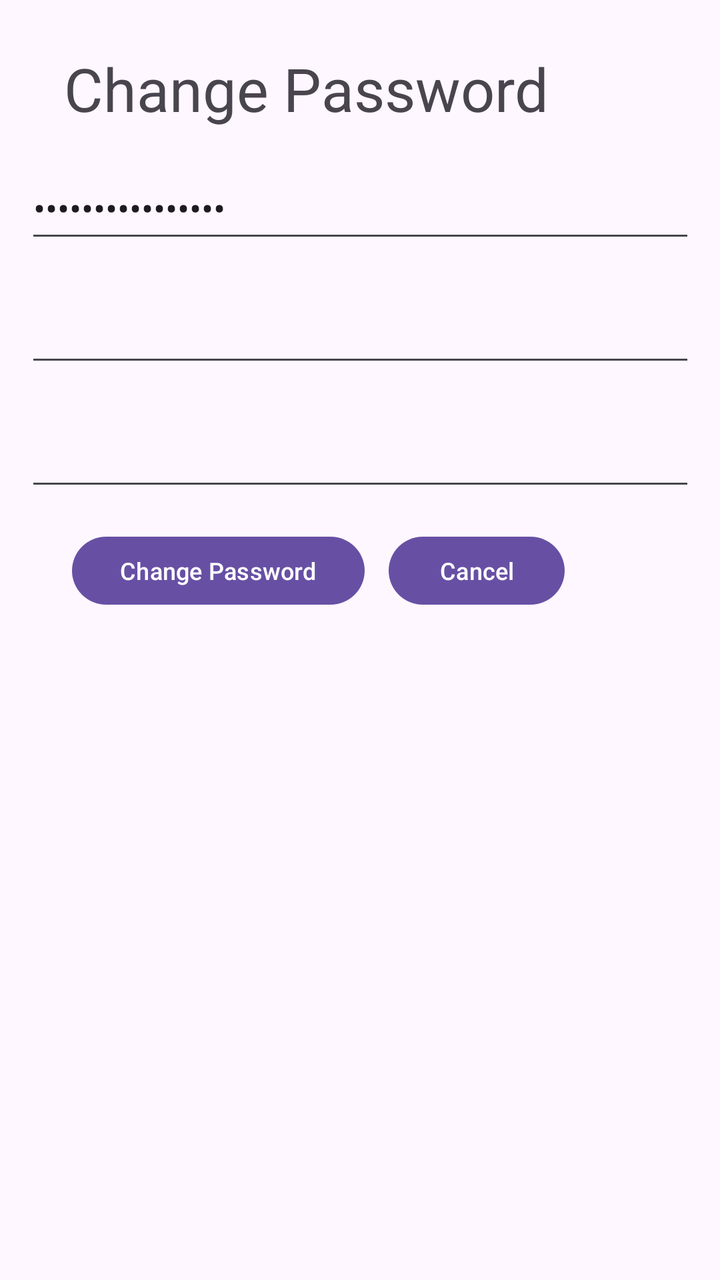
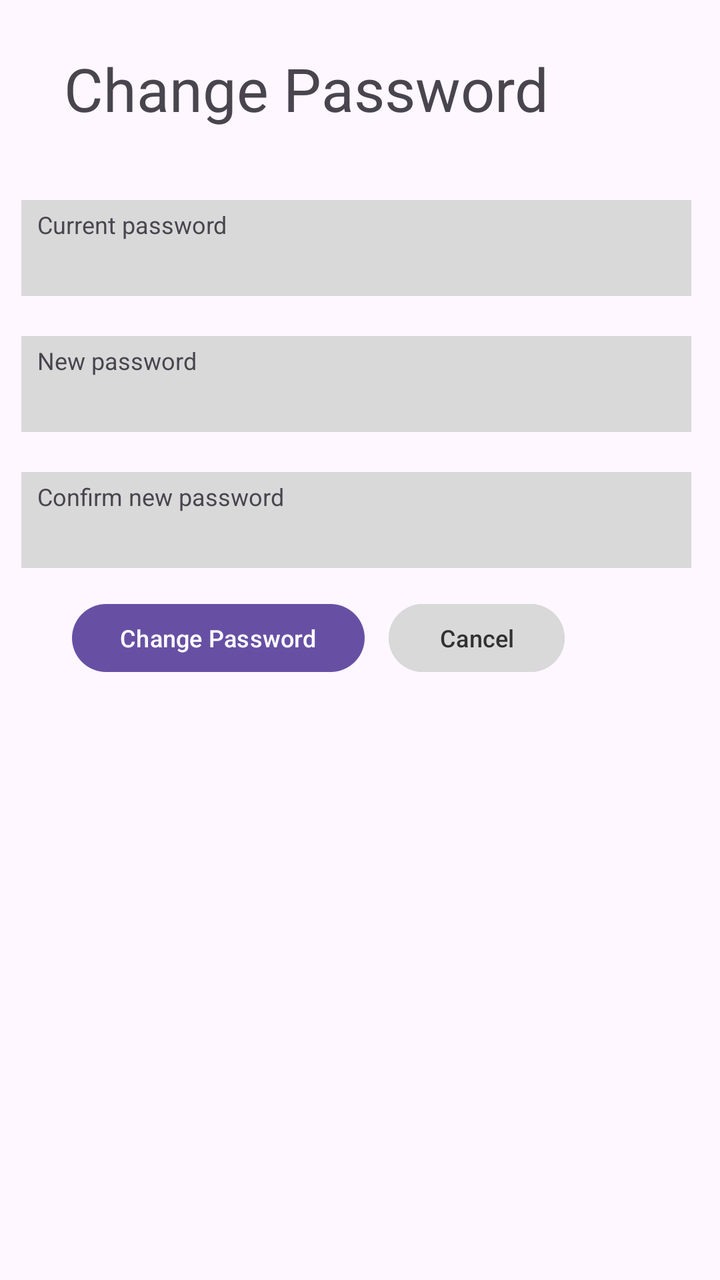

Before-and-after screenshots of an Android layout around one commit, followed by the original layout XML and the change that was made.
<!-- AndroidManifest.xml: application theme Theme.LendAHand -->
<!-- res/layout/activity_change_password.xml -->
<?xml version="1.0" encoding="utf-8"?>
<androidx.constraintlayout.widget.ConstraintLayout xmlns:android="http://schemas.android.com/apk/res/android"
    xmlns:app="http://schemas.android.com/apk/res-auto"
    xmlns:tools="http://schemas.android.com/tools"
    android:id="@+id/main"
    android:layout_width="match_parent"
    android:layout_height="match_parent"
    tools:context=".changePassword">

    <TextView
        android:id="@+id/changePassHeader"
        android:layout_width="wrap_content"
        android:layout_height="wrap_content"
        android:layout_marginStart="32dp"
        android:layout_marginTop="24dp"
        android:text="Change Password"
        android:textSize="30sp"
        app:layout_constraintStart_toStartOf="parent"
        app:layout_constraintTop_toTopOf="parent" />

    <EditText
        android:id="@+id/currPass"
        android:layout_width="335dp"
        android:layout_height="48dp"
        android:layout_marginTop="14dp"
        android:ems="10"
        android:inputType="textPassword"
        android:text="Current Password"
        app:layout_constraintEnd_toEndOf="parent"
        app:layout_constraintStart_toStartOf="parent"
        app:layout_constraintTop_toBottomOf="@+id/changePassHeader" />

    <EditText
        android:id="@+id/newPass"
        android:layout_width="335dp"
        android:layout_height="48dp"
        android:layout_marginTop="14dp"
        android:ems="10"
        android:inputType="textPassword"
        app:layout_constraintEnd_toEndOf="parent"
        app:layout_constraintStart_toStartOf="parent"
        app:layout_constraintTop_toBottomOf="@+id/currPass" />

    <EditText
        android:id="@+id/confirmNewPass"
        android:layout_width="335dp"
        android:layout_height="48dp"
        android:layout_marginTop="14dp"
        android:ems="10"
        android:inputType="textPassword"
        app:layout_constraintEnd_toEndOf="parent"
        app:layout_constraintStart_toStartOf="parent"
        app:layout_constraintTop_toBottomOf="@+id/newPass" />

    <Button
        android:id="@+id/changePassButton"
        android:layout_width="wrap_content"
        android:layout_height="42dp"
        android:layout_marginStart="36dp"
        android:layout_marginTop="14dp"
        android:text="Change Password"
        android:textSize="12sp"
        app:layout_constraintStart_toStartOf="parent"
        app:layout_constraintTop_toBottomOf="@+id/confirmNewPass" />

    <Button
        android:id="@+id/cancelChangePassbutton"
        android:layout_width="wrap_content"
        android:layout_height="42dp"
        android:layout_marginStart="12dp"
        android:layout_marginTop="14dp"
        android:text="Cancel"
        android:textSize="12sp"
        app:layout_constraintStart_toEndOf="@+id/changePassButton"
        app:layout_constraintTop_toBottomOf="@+id/confirmNewPass" />

</androidx.constraintlayout.widget.ConstraintLayout>
<!-- resources referenced by this layout -->
<resources>
  <style name="Theme.LendAHand" parent="Base.Theme.LendAHand" />
  <style name="Base.Theme.LendAHand" parent="Theme.Material3.DayNight.NoActionBar">
          
          
      </style>
</resources>

<!-- the commit's change to res/layout/activity_change_password.xml (unified diff, before → after) -->
@@ -13,7 +13,7 @@
         android:layout_height="wrap_content"
         android:layout_marginStart="32dp"
         android:layout_marginTop="24dp"
-        android:text="Change Password"
+        android:text="@string/change_password"
         android:textSize="30sp"
         app:layout_constraintStart_toStartOf="parent"
         app:layout_constraintTop_toTopOf="parent" />
@@ -22,22 +22,31 @@
         android:id="@+id/currPass"
         android:layout_width="335dp"
         android:layout_height="48dp"
-        android:layout_marginTop="14dp"
+        android:layout_marginTop="100dp"
+        android:background="#D9D9D9"
         android:ems="10"
-        android:inputType="textPassword"
-        android:text="Current Password"
+        android:includeFontPadding="true"
+        android:inputType="text|textPassword"
+        android:textAlignment="textStart"
+        android:textSize="14sp"
         app:layout_constraintEnd_toEndOf="parent"
+        app:layout_constraintHorizontal_bias="0.421"
         app:layout_constraintStart_toStartOf="parent"
-        app:layout_constraintTop_toBottomOf="@+id/changePassHeader" />
+        app:layout_constraintTop_toTopOf="parent" />
 
     <EditText
         android:id="@+id/newPass"
         android:layout_width="335dp"
         android:layout_height="48dp"
-        android:layout_marginTop="14dp"
+        android:layout_marginTop="20dp"
+        android:background="#D9D9D9"
         android:ems="10"
-        android:inputType="textPassword"
+        android:includeFontPadding="true"
+        android:inputType="text|textPassword"
+        android:textAlignment="textStart"
+        android:textSize="14sp"
         app:layout_constraintEnd_toEndOf="parent"
+        app:layout_constraintHorizontal_bias="0.421"
         app:layout_constraintStart_toStartOf="parent"
         app:layout_constraintTop_toBottomOf="@+id/currPass" />
 
@@ -45,10 +54,15 @@
         android:id="@+id/confirmNewPass"
         android:layout_width="335dp"
         android:layout_height="48dp"
-        android:layout_marginTop="14dp"
+        android:layout_marginTop="20dp"
+        android:background="#D9D9D9"
         android:ems="10"
-        android:inputType="textPassword"
+        android:includeFontPadding="true"
+        android:inputType="text|textPassword"
+        android:textAlignment="textStart"
+        android:textSize="14sp"
         app:layout_constraintEnd_toEndOf="parent"
+        app:layout_constraintHorizontal_bias="0.421"
         app:layout_constraintStart_toStartOf="parent"
         app:layout_constraintTop_toBottomOf="@+id/newPass" />
 
@@ -58,7 +72,7 @@
         android:layout_height="42dp"
         android:layout_marginStart="36dp"
         android:layout_marginTop="14dp"
-        android:text="Change Password"
+        android:text="@string/change_password"
         android:textSize="12sp"
         app:layout_constraintStart_toStartOf="parent"
         app:layout_constraintTop_toBottomOf="@+id/confirmNewPass" />
@@ -69,9 +83,44 @@
         android:layout_height="42dp"
         android:layout_marginStart="12dp"
         android:layout_marginTop="14dp"
-        android:text="Cancel"
+        android:backgroundTint="#D9D9D9"
+        android:text="@string/cancel"
+        android:textColor="#313131"
         android:textSize="12sp"
         app:layout_constraintStart_toEndOf="@+id/changePassButton"
         app:layout_constraintTop_toBottomOf="@+id/confirmNewPass" />
 
+    <TextView
+        android:id="@+id/currPassText"
+        android:layout_width="wrap_content"
+        android:layout_height="wrap_content"
+        android:layout_marginStart="8dp"
+        android:layout_marginTop="4dp"
+        android:text="@string/current_password"
+        android:textSize="12sp"
+        app:layout_constraintStart_toStartOf="@+id/currPass"
+        app:layout_constraintTop_toTopOf="@+id/currPass" />
+
+    <TextView
+        android:id="@+id/newPassText"
+        android:layout_width="wrap_content"
+        android:layout_height="wrap_content"
+        android:layout_marginStart="8dp"
+        android:layout_marginTop="4dp"
+        android:text="@string/new_password"
+        android:textSize="12sp"
+        app:layout_constraintStart_toStartOf="@+id/newPass"
+        app:layout_constraintTop_toTopOf="@+id/newPass" />
+
+    <TextView
+        android:id="@+id/confirmNewPassText"
+        android:layout_width="wrap_content"
+        android:layout_height="wrap_content"
+        android:layout_marginStart="8dp"
+        android:layout_marginTop="4dp"
+        android:text="@string/confirm_new_password"
+        android:textSize="12sp"
+        app:layout_constraintStart_toStartOf="@+id/confirmNewPass"
+        app:layout_constraintTop_toTopOf="@+id/confirmNewPass" />
+
 </androidx.constraintlayout.widget.ConstraintLayout>
<!-- resource entries referenced after the edit -->
@@ -1,5 +1,10 @@
 <!-- resources referenced by this layout -->
 <resources>
+  <string name="cancel">Cancel</string>
+  <string name="change_password">Change Password</string>
+  <string name="confirm_new_password">Confirm new password</string>
+  <string name="current_password">Current password</string>
+  <string name="new_password">New password</string>
   <style name="Theme.LendAHand" parent="Base.Theme.LendAHand" />
   <style name="Base.Theme.LendAHand" parent="Theme.Material3.DayNight.NoActionBar">
           
